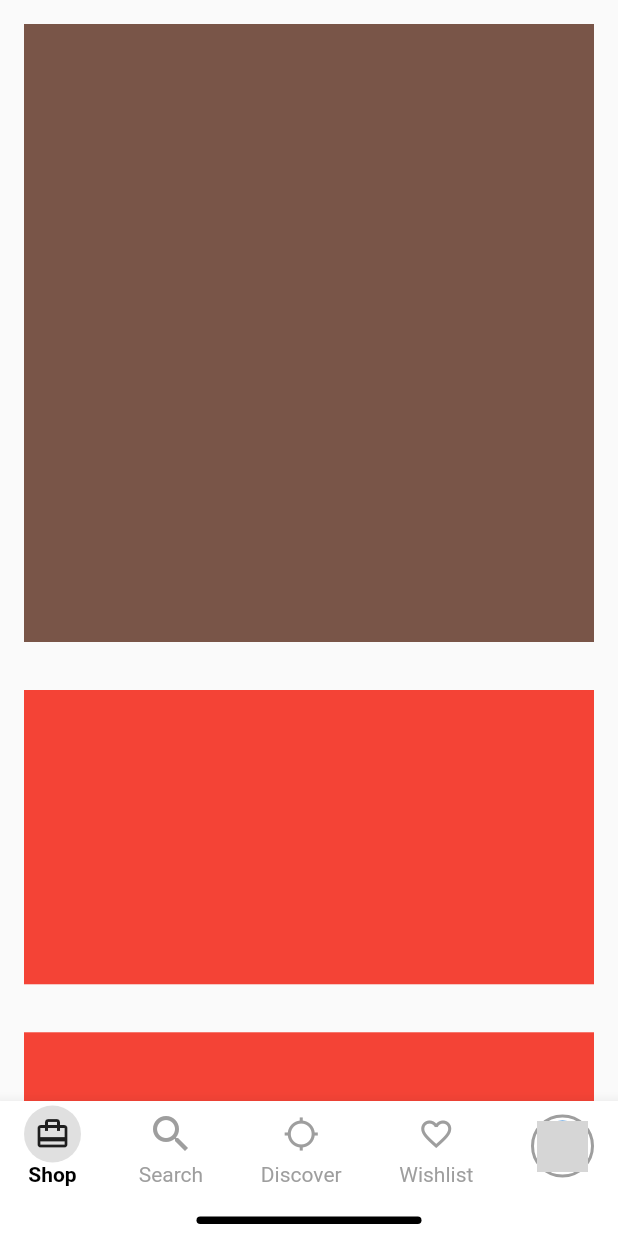
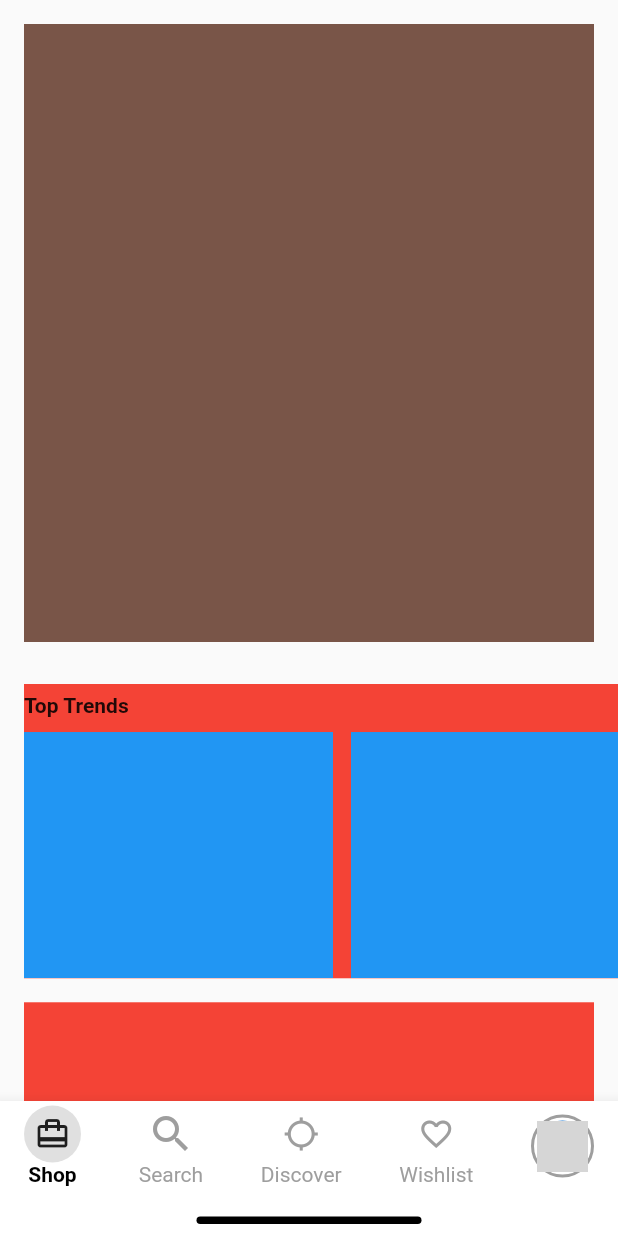
Before and after one commit to JAICHANGPARK/flutter_notebook_the_third_story, a Flutter app: the screen it shows after launch, on a phone screen of 412 x 824 dp. Run offline on Flutter 3.47's test engine with Material 2 defaults, Android fonts, the phone set to English and light mode, and no system bars; our stand-ins replace badges, dotted_border, fl_chart, google_fonts, page_transition, percent_indicator; network calls fail; grey boxes are pictures that could not be loaded.

Commit message:
Update main_page.dart

```diff
--- a/lib/mobile_shop_app/main_page.dart
+++ b/lib/mobile_shop_app/main_page.dart
@@ -177,10 +177,45 @@ class _MainPageState extends State<MainPage> {
                 ),
               ),
               Container(
-                margin: EdgeInsets.all(16),
+                margin: EdgeInsets.only(top: 12, left: 16),
                 height: MediaQuery.of(context).size.height / 4.2,
                 decoration: BoxDecoration(
                   color: Colors.red
+                ),
+                child: Column(
+                  children: <Widget>[
+                    Expanded(
+                      flex: 1,
+                      child: Align(
+                        alignment: Alignment.centerLeft,
+                        child: Text("Top Trends", style: TextStyle(
+                          fontWeight: FontWeight.bold,
+                        ),),
+                      ),
+                    ),
+                    Expanded(
+                      flex: 6,
+                      child: ListView(
+                        scrollDirection: Axis.horizontal,
+                        children: <Widget>[
+                          Container(
+                            margin: EdgeInsets.only(top: 4, right: 12),
+                            width: MediaQuery.of(context).size.width / 2,
+                            decoration: BoxDecoration(
+                              color: Colors.blue
+                            ),
+                          ),
+                          Container(
+                            margin: EdgeInsets.only(top: 4, right: 12),
+                            width: MediaQuery.of(context).size.width / 2,
+                            decoration: BoxDecoration(
+                                color: Colors.blue
+                            ),
+                          ),
+                        ],
+                      ),
+                    )
+                  ],
                 ),
 
               ),
```
